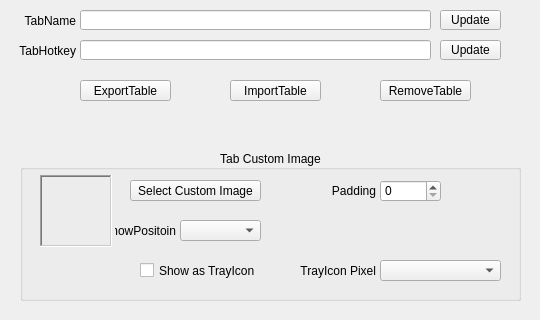
The window that QKeyMapper/qtablesetupdialog.ui (Zalafina/QKeyMapper) describes before a commit, drawn with Qt 5.
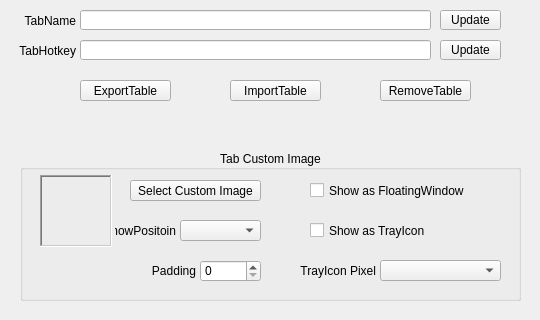
The same window after the commit.

The edit to the form file:
```diff
--- a/QKeyMapper/qtablesetupdialog.ui
+++ b/QKeyMapper/qtablesetupdialog.ui
@@ -247,8 +247,8 @@
   <widget class="QLabel" name="customImagePaddingLabel">
    <property name="geometry">
     <rect>
-     <x>265</x>
-     <y>180</y>
+     <x>85</x>
+     <y>260</y>
      <width>111</width>
      <height>22</height>
     </rect>
@@ -263,9 +263,9 @@
   <widget class="QCheckBox" name="customImageShowAsTrayIconCheckBox">
    <property name="geometry">
     <rect>
-     <x>140</x>
-     <y>260</y>
-     <width>141</width>
+     <x>310</x>
+     <y>220</y>
+     <width>201</width>
      <height>21</height>
     </rect>
    </property>
@@ -279,8 +279,8 @@
   <widget class="QSpinBox" name="customImagePaddingSpinBox">
    <property name="geometry">
     <rect>
-     <x>380</x>
-     <y>180</y>
+     <x>200</x>
+     <y>260</y>
      <width>61</width>
      <height>22</height>
     </rect>
@@ -343,9 +343,9 @@
   <widget class="QLabel" name="customImageTrayIconPixelLabel">
    <property name="geometry">
     <rect>
-     <x>265</x>
+     <x>255</x>
      <y>260</y>
-     <width>111</width>
+     <width>121</width>
      <height>21</height>
     </rect>
    </property>
@@ -356,6 +356,22 @@
     <set>Qt::AlignmentFlag::AlignRight|Qt::AlignmentFlag::AlignTrailing|Qt::AlignmentFlag::AlignVCenter</set>
    </property>
   </widget>
+  <widget class="QCheckBox" name="customImageShowAsFloatingWindowCheckBox">
+   <property name="geometry">
+    <rect>
+     <x>310</x>
+     <y>180</y>
+     <width>201</width>
+     <height>21</height>
+    </rect>
+   </property>
+   <property name="focusPolicy">
+    <enum>Qt::FocusPolicy::NoFocus</enum>
+   </property>
+   <property name="text">
+    <string>Show as FloatingWindow</string>
+   </property>
+  </widget>
   <zorder>tabCustomImageGroupBox</zorder>
   <zorder>tabHotkeyUpdateButton</zorder>
   <zorder>tabHotkeyLabel</zorder>
@@ -371,10 +387,11 @@
   <zorder>customImageShowPositionComboBox</zorder>
   <zorder>customImagePaddingLabel</zorder>
   <zorder>customImageShowAsTrayIconCheckBox</zorder>
-  <zorder>customImagePaddingSpinBox</zorder>
   <zorder>customImageShowPositionLabel</zorder>
   <zorder>customImageTrayIconPixelComboBox</zorder>
   <zorder>customImageTrayIconPixelLabel</zorder>
+  <zorder>customImagePaddingSpinBox</zorder>
+  <zorder>customImageShowAsFloatingWindowCheckBox</zorder>
  </widget>
  <resources/>
  <connections/>
```
